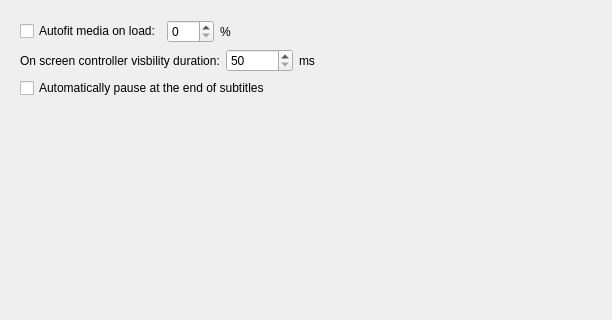
This is src/gui/widgets/settings/behaviorsettings.ui in ripose-jp/Memento as Qt 5 draws it before an edit; both pictures show x 0 to 612 and y 0 to 320 of the 612 by 538 pixel window. The edited form follows.
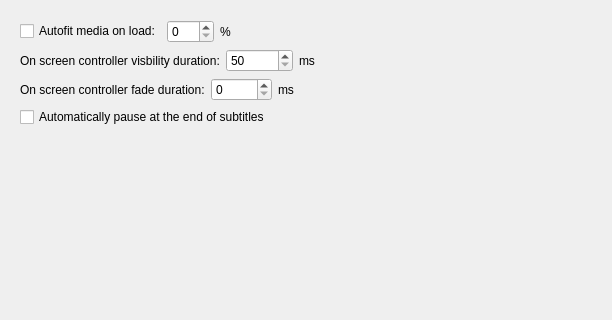
This is the edited form.

Commit message:
behaviorsettings: adds osc fade duration settings
Allows the user to set the OSC fade duration.
Related to #105.

```diff
--- a/src/gui/widgets/settings/behaviorsettings.ui
+++ b/src/gui/widgets/settings/behaviorsettings.ui
@@ -124,6 +124,44 @@
          </item>
         </layout>
        </item>
+       <item>
+        <layout class="QHBoxLayout" name="layoutOSCFade">
+         <item>
+          <widget class="QLabel" name="labelOSCFade">
+           <property name="text">
+            <string>On screen controller fade duration:</string>
+           </property>
+          </widget>
+         </item>
+         <item>
+          <widget class="QSpinBox" name="spinOSCFade">
+           <property name="maximum">
+            <number>10000</number>
+           </property>
+          </widget>
+         </item>
+         <item>
+          <widget class="QLabel" name="labelOSCFadeUnits">
+           <property name="text">
+            <string>ms</string>
+           </property>
+          </widget>
+         </item>
+         <item>
+          <spacer name="spacerOSCFade">
+           <property name="orientation">
+            <enum>Qt::Horizontal</enum>
+           </property>
+           <property name="sizeHint" stdset="0">
+            <size>
+             <width>40</width>
+             <height>20</height>
+            </size>
+           </property>
+          </spacer>
+         </item>
+        </layout>
+       </item>
        <item>
         <widget class="QCheckBox" name="checkSubtitlePause">
          <property name="text">
```
The commit also changes 4 other files.
